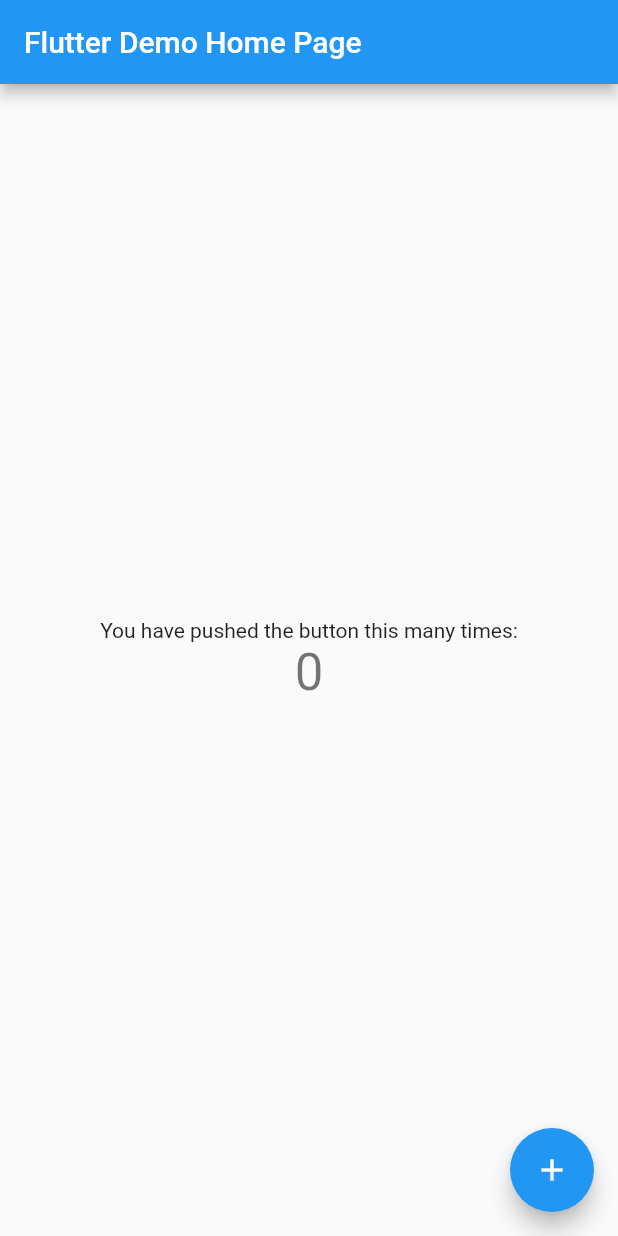
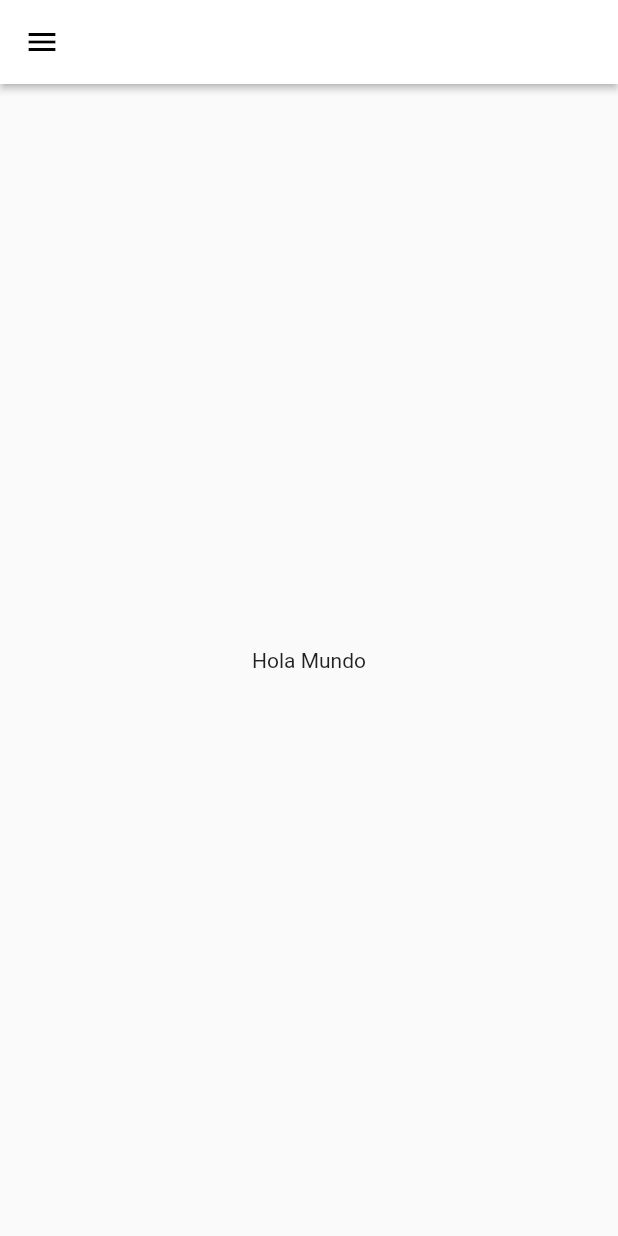
Before and after one commit to plokmij/todo, a Flutter app: the screen it shows after launch, on a phone screen of 412 x 824 dp. Run offline on Flutter 3.47's test engine with Material 2 defaults, Android fonts, the phone set to English and light mode, and no system bars.

Commit message:
main screen>

```diff
--- a/lib/main.dart
+++ b/lib/main.dart
@@ -11,107 +11,40 @@ class MyApp extends StatelessWidget {
     return MaterialApp(
       title: 'Flutter Demo',
       theme: ThemeData(
-        // This is the theme of your application.
-        //
-        // Try running your application with "flutter run". You'll see the
-        // application has a blue toolbar. Then, without quitting the app, try
-        // changing the primarySwatch below to Colors.green and then invoke
-        // "hot reload" (press "r" in the console where you ran "flutter run",
-        // or simply save your changes to "hot reload" in a Flutter IDE).
-        // Notice that the counter didn't reset back to zero; the application
-        // is not restarted.
-        primarySwatch: Colors.blue,
-        // This makes the visual density adapt to the platform that you run
-        // the app on. For desktop platforms, the controls will be smaller and
-        // closer together (more dense) than on mobile platforms.
+        primaryColor: Colors.white,
         visualDensity: VisualDensity.adaptivePlatformDensity,
       ),
-      home: MyHomePage(title: 'Flutter Demo Home Page'),
+      home: MainScreen(),
     );
   }
 }
 
-class MyHomePage extends StatefulWidget {
-  MyHomePage({Key key, this.title}) : super(key: key);
-
-  // This widget is the home page of your application. It is stateful, meaning
-  // that it has a State object (defined below) that contains fields that affect
-  // how it looks.
-
-  // This class is the configuration for the state. It holds the values (in this
-  // case the title) provided by the parent (in this case the App widget) and
-  // used by the build method of the State. Fields in a Widget subclass are
-  // always marked "final".
-
-  final String title;
-
-  @override
-  _MyHomePageState createState() => _MyHomePageState();
-}
-
-class _MyHomePageState extends State<MyHomePage> {
-  int _counter = 0;
-
-  void _incrementCounter() {
-    setState(() {
-      // This call to setState tells the Flutter framework that something has
-      // changed in this State, which causes it to rerun the build method below
-      // so that the display can reflect the updated values. If we changed
-      // _counter without calling setState(), then the build method would not be
-      // called again, and so nothing would appear to happen.
-      _counter++;
-    });
-  }
+class MainScreen extends StatelessWidget {
+  const MainScreen({Key key}) : super(key: key);
 
   @override
   Widget build(BuildContext context) {
-    // This method is rerun every time setState is called, for instance as done
-    // by the _incrementCounter method above.
-    //
-    // The Flutter framework has been optimized to make rerunning build methods
-    // fast, so that you can just rebuild anything that needs updating rather
-    // than having to individually change instances of widgets.
     return Scaffold(
       appBar: AppBar(
-        // Here we take the value from the MyHomePage object that was created by
-        // the App.build method, and use it to set our appbar title.
-        title: Text(widget.title),
+        elevation: 2.0,
       ),
       body: Center(
-        // Center is a layout widget. It takes a single child and positions it
-        // in the middle of the parent.
-        child: Column(
-          // Column is also a layout widget. It takes a list of children and
-          // arranges them vertically. By default, it sizes itself to fit its
-          // children horizontally, and tries to be as tall as its parent.
-          //
-          // Invoke "debug painting" (press "p" in the console, choose the
-          // "Toggle Debug Paint" action from the Flutter Inspector in Android
-          // Studio, or the "Toggle Debug Paint" command in Visual Studio Code)
-          // to see the wireframe for each widget.
-          //
-          // Column has various properties to control how it sizes itself and
-          // how it positions its children. Here we use mainAxisAlignment to
-          // center the children vertically; the main axis here is the vertical
-          // axis because Columns are vertical (the cross axis would be
-          // horizontal).
-          mainAxisAlignment: MainAxisAlignment.center,
-          children: <Widget>[
-            Text(
-              'You have pushed the button this many times:',
+        child: Text("Hola Mundo"),
+      ),
+      drawer: Drawer(
+        child: ListView(
+          children: [
+            ListTile(
+              leading: Icon(Icons.check_box_outline_blank),
+              title: Text('Main Board'),
             ),
-            Text(
-              '$_counter',
-              style: Theme.of(context).textTheme.headline4,
+            ListTile(
+              leading: Icon(Icons.add),
+              title: Text('Add Board'),
             ),
           ],
         ),
       ),
-      floatingActionButton: FloatingActionButton(
-        onPressed: _incrementCounter,
-        tooltip: 'Increment',
-        child: Icon(Icons.add),
-      ), // This trailing comma makes auto-formatting nicer for build methods.
     );
   }
 }
```
